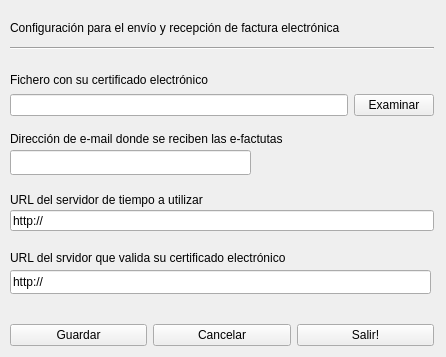
Old version of the form bulmages/bulmafact/plugins/efacturabf/efacturabase.ui in the repository eboladev/Bulmages-1.
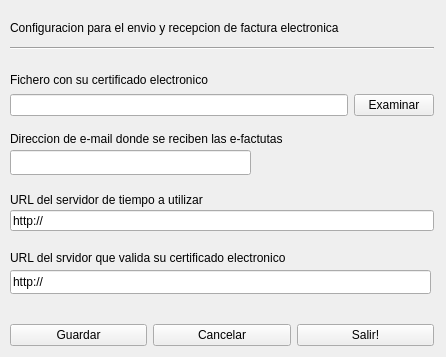
New version of the form.

The edit to the form file:
```diff
--- a/bulmages/bulmafact/plugins/efacturabf/efacturabase.ui
+++ b/bulmages/bulmafact/plugins/efacturabf/efacturabase.ui
@@ -64,7 +64,7 @@
     </rect>
    </property>
    <property name="text" >
-    <string>Fichero con su certificado electrónico</string>
+    <string>Fichero con su certificado electronico</string>
    </property>
   </widget>
   <widget class="Line" name="line" >
@@ -118,7 +118,7 @@
     </rect>
    </property>
    <property name="text" >
-    <string>URL del srvidor que valida su certificado electrónico</string>
+    <string>URL del srvidor que valida su certificado electronico</string>
    </property>
   </widget>
   <widget class="QLineEdit" name="mui_URLServidorTiempo" >
@@ -157,7 +157,7 @@
     </rect>
    </property>
    <property name="text" >
-    <string>Configuración para el envío y recepción de factura electrónica</string>
+    <string>Configuracion para el envio y recepcion de factura electronica</string>
    </property>
   </widget>
   <widget class="QLabel" name="labelServidorTiempo" >
@@ -193,7 +193,7 @@
     </rect>
    </property>
    <property name="text" >
-    <string>Dirección de e-mail donde se reciben las e-factutas</string>
+    <string>Direccion de e-mail donde se reciben las e-factutas</string>
    </property>
   </widget>
  </widget>
```
Left out of the diff: 2 changed lines with no effect on the pictures.
